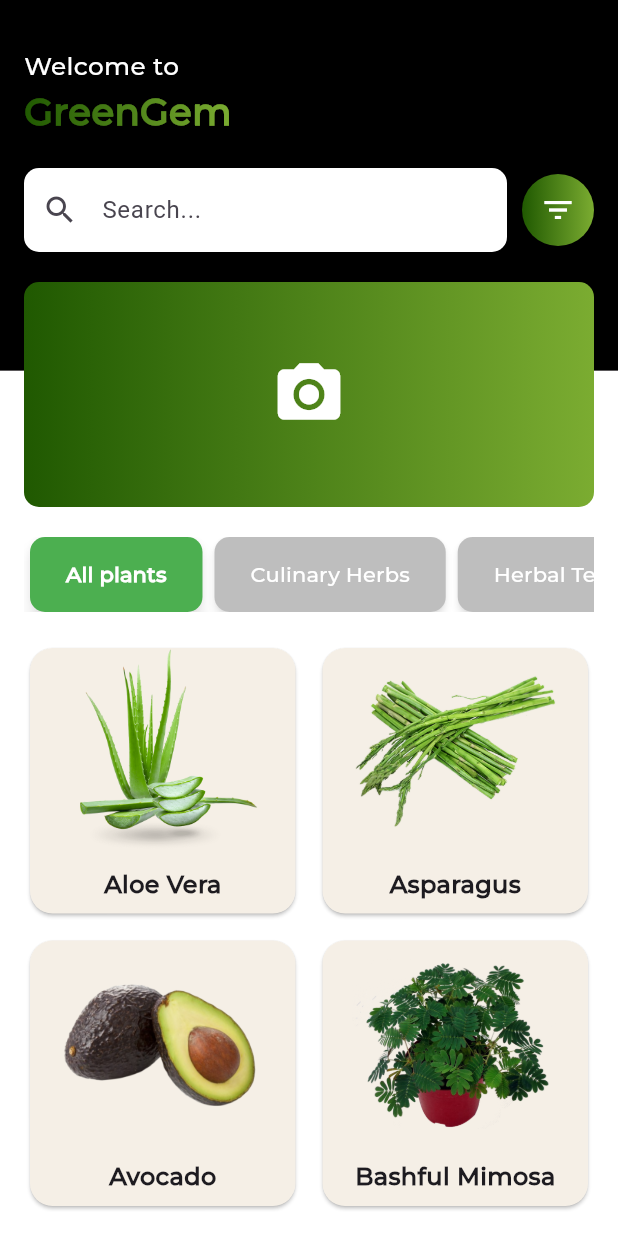
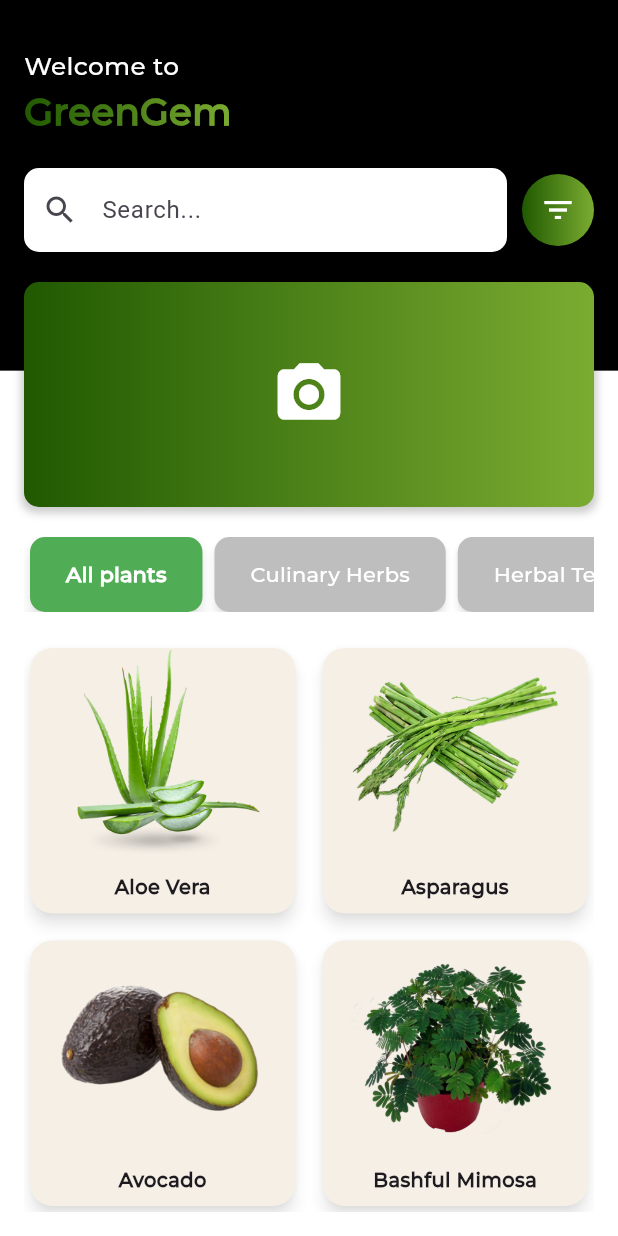
Before and after one commit to AmbherChris/gg-app-to-edit, a Flutter app: the HomeScreen screen opened directly, on a phone screen of 412 x 824 dp. Run offline on Flutter 3.47's test engine with Material 3 defaults, Android fonts, the phone set to English and light mode, and no system bars; our stand-ins replace hive, hive_flutter, shared_preferences; accounts and stored records are empty; project files that could hold a hidden picture were left out.

Commit message:
added shadow and resized text in home panel

```diff
--- a/lib/screens/home_screen.dart
+++ b/lib/screens/home_screen.dart
@@ -94,6 +94,17 @@ class _HomeScreenState extends State<HomeScreen> {
                 Row(
                   children: [
                     Expanded(
+                      child: Container(
+                        decoration: BoxDecoration(
+                          boxShadow: [
+                            BoxShadow(
+                              color: Colors.black.withOpacity(0.2),
+                              spreadRadius: 2,
+                              blurRadius: 4,
+                              offset: Offset(0, 2),
+                            ),
+                          ],
+                        ),
                         child: TextField(
                           decoration: InputDecoration(
                             prefixIcon: Icon(Icons.search),
@@ -107,8 +118,21 @@ class _HomeScreenState extends State<HomeScreen> {
                           ),
                         ),
                       ),
+                    ),
                     SizedBox(width: 10),
                     Container(
+                      decoration: BoxDecoration(
+                        shape: BoxShape.circle,
+                        boxShadow: [
+                          BoxShadow(
+                            color: Colors.black.withOpacity(0.2),
+                            spreadRadius: 2,
+                            blurRadius: 4,
+                            offset: Offset(0, 2),
+                          ),
+                        ],
+                      ),
+                      child: Container(
                         decoration: BoxDecoration(
                           gradient: LinearGradient(
                             colors: [Color(0xff205901), Color(0xff7bac31)],
@@ -119,6 +143,7 @@ class _HomeScreenState extends State<HomeScreen> {
                           onPressed: () {},
                           icon: Icon(Icons.filter_list),
                           color: Colors.white,
+                        ),
                       ),
                     ),
                   ],
@@ -132,6 +157,14 @@ class _HomeScreenState extends State<HomeScreen> {
                       colors: [Color(0xff205901), Color(0xff7bac31)],
                     ),
                     borderRadius: BorderRadius.circular(10),
+                    boxShadow: [
+                      BoxShadow(
+                        color: Colors.black.withOpacity(0.2),
+                        spreadRadius: 2,
+                        blurRadius: 4,
+                        offset: Offset(0, 2),
+                      ),
+                    ],
                   ),
                   child: Center(
                     child: IconButton(
@@ -209,7 +242,7 @@ class CategoryButton extends StatelessWidget {
         onPressed: () => onTap(label),
         style: OutlinedButton.styleFrom(
           backgroundColor: isSelected
-              ? Colors.green
+              ? const Color.fromARGB(255, 81, 173, 85)
               : const Color.fromARGB(255, 190, 190, 190),
           shadowColor: Colors.black.withOpacity(0.5),
           elevation: isSelected ? 4 : 2,
@@ -252,28 +285,31 @@ class PlantCard extends StatelessWidget {
         shape: RoundedRectangleBorder(
           borderRadius: BorderRadius.circular(15),
         ),
+        elevation: 4, // Add shadow
+        shadowColor: Colors.black.withOpacity(0.5), // Add shadow color
         child: Column(
           children: [
             Expanded(
               child: Hero(
                 tag: plant.image_path,
+                child: ClipRRect(
+                  borderRadius: BorderRadius.vertical(top: Radius.circular(15)),
                   child: Image.asset(plant.image_path, fit: BoxFit.cover),
+                ),
               ),
             ),
             Padding(
               padding: const EdgeInsets.all(8.0),
-              child: Column(
-                crossAxisAlignment: CrossAxisAlignment.start,
-                children: [
-                  Text(
+              child: Center(
+                child: Text(
                   plant.eng_name,
+                  textAlign: TextAlign.center,
                   style: TextStyle(
-                      fontSize: 16,
+                    fontSize: 13,
                     fontWeight: FontWeight.bold,
                     fontFamily: 'Montserrat',
                   ),
                 ),
-                ],
               ),
             ),
           ],
```
Lines whose indentation alone changed are shown as unchanged.
